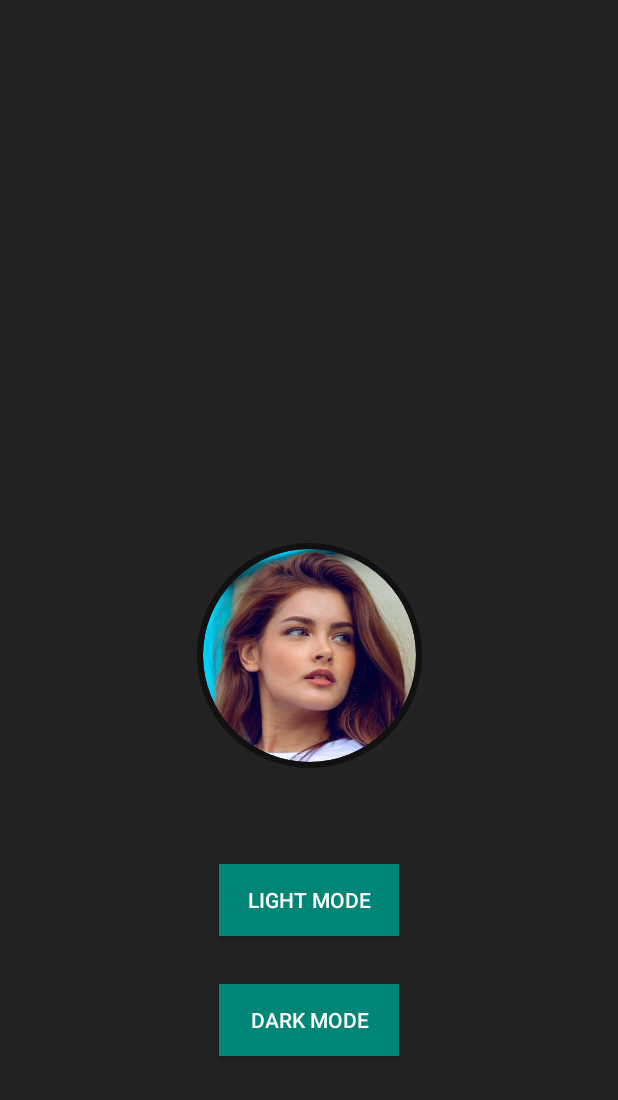
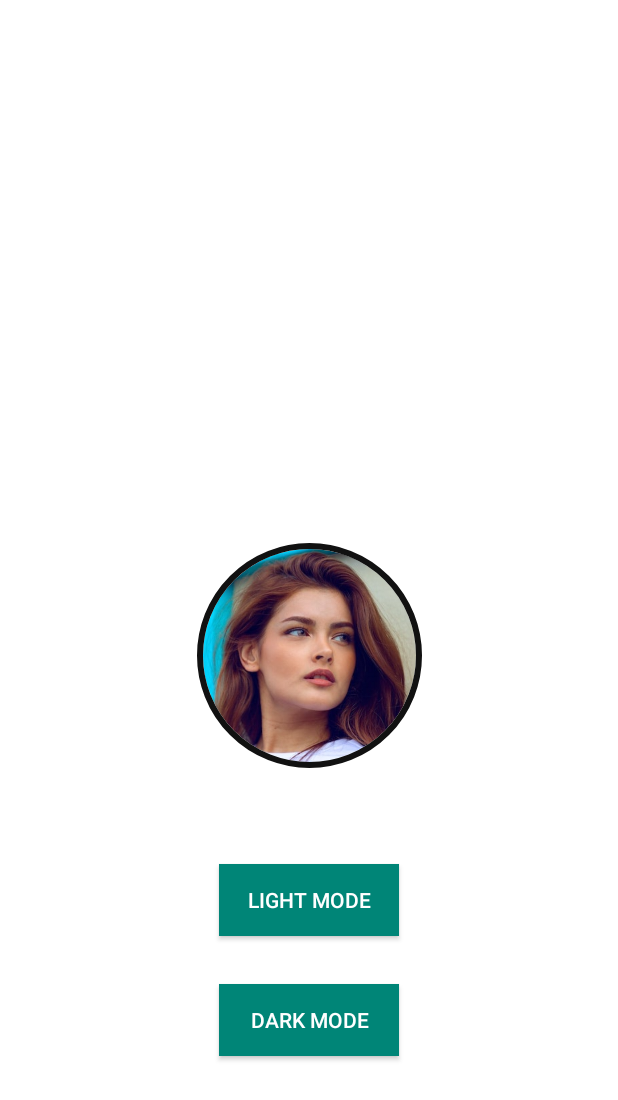
Before and after one commit to qureshiayaz29/DarkThemeSample, an Android app: the screen it shows after launch (MainActivity), on a phone screen of 412 x 824 dp. Shown: the top 1100 px of the screen. Run offline under Robolectric (Android 15) with nearby library versions, the phone set to English and light mode, and no system bars; our stand-ins replace CircleImageView; 2 statements that could not run were skipped.

Commit message:
color corrected

```diff
--- a/app/src/main/res/values/styles.xml
+++ b/app/src/main/res/values/styles.xml
@@ -15,6 +15,6 @@
 
     <style name="LightMode" parent="AppTheme">
         <item name="border">#111111</item>
-        <item name="bgcolor">#222222</item>
+        <item name="bgcolor">#ffffff</item>
     </style>
 </resources>
```
